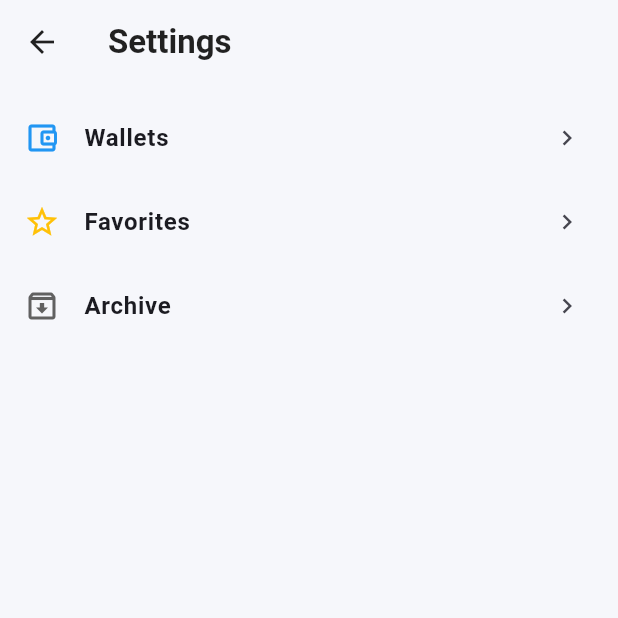
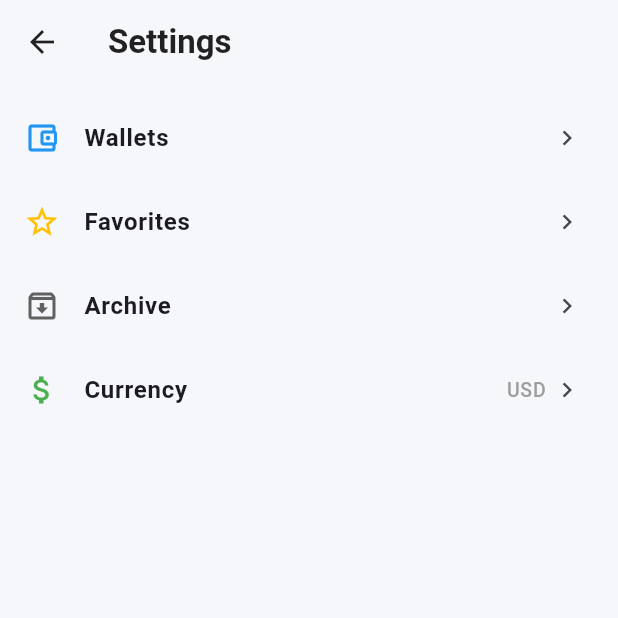
Before and after one commit to IsmailMunsir/trimit, a Flutter app: the SettingsScreen screen opened directly, on a phone screen of 412 x 824 dp, the top half of it. Run offline on Flutter 3.47's test engine with Material 3 defaults, Android fonts, the phone set to English and light mode, and no system bars; our stand-ins replace shared_preferences, simple_icons, sqflite; accounts and stored records are empty.

```diff
--- a/lib/models/currency.dart
+++ b/lib/models/currency.dart
@@ -1,7 +1,7 @@
 class AppCurrency {
-  final String code; // e.g. 'USD'
-  final String symbol; // e.g. '$'
-  final String name; // e.g. 'US Dollar'
+  final String code; // e.g. "USD"
+  final String symbol; // e.g. "$"
+  final String name; // e.g. "US Dollar"
 
   const AppCurrency({required this.code, required this.symbol, required this.name});
 }
@@ -15,11 +15,38 @@ const List<AppCurrency> kSupportedCurrencies = [
   AppCurrency(code: 'AUD', symbol: 'A\$', name: 'Australian Dollar'),
   AppCurrency(code: 'CAD', symbol: 'C\$', name: 'Canadian Dollar'),
   AppCurrency(code: 'JPY', symbol: '¥', name: 'Japanese Yen'),
+  AppCurrency(code: 'CNY', symbol: '¥', name: 'Chinese Yuan'),
+  AppCurrency(code: 'CHF', symbol: 'Fr', name: 'Swiss Franc'),
+  AppCurrency(code: 'NZD', symbol: 'NZ\$', name: 'New Zealand Dollar'),
+  AppCurrency(code: 'SGD', symbol: 'S\$', name: 'Singapore Dollar'),
+  AppCurrency(code: 'HKD', symbol: 'HK\$', name: 'Hong Kong Dollar'),
+  AppCurrency(code: 'AED', symbol: 'د.إ', name: 'UAE Dirham'),
+  AppCurrency(code: 'SAR', symbol: '﷼', name: 'Saudi Riyal'),
+  AppCurrency(code: 'PKR', symbol: 'Rs', name: 'Pakistani Rupee'),
+  AppCurrency(code: 'BDT', symbol: '৳', name: 'Bangladeshi Taka'),
+  AppCurrency(code: 'NPR', symbol: 'Rs', name: 'Nepalese Rupee'),
+  AppCurrency(code: 'MYR', symbol: 'RM', name: 'Malaysian Ringgit'),
+  AppCurrency(code: 'THB', symbol: '฿', name: 'Thai Baht'),
+  AppCurrency(code: 'IDR', symbol: 'Rp', name: 'Indonesian Rupiah'),
+  AppCurrency(code: 'PHP', symbol: '₱', name: 'Philippine Peso'),
+  AppCurrency(code: 'VND', symbol: '₫', name: 'Vietnamese Dong'),
+  AppCurrency(code: 'KRW', symbol: '₩', name: 'South Korean Won'),
+  AppCurrency(code: 'ZAR', symbol: 'R', name: 'South African Rand'),
+  AppCurrency(code: 'NGN', symbol: '₦', name: 'Nigerian Naira'),
+  AppCurrency(code: 'EGP', symbol: 'E£', name: 'Egyptian Pound'),
+  AppCurrency(code: 'BRL', symbol: 'R\$', name: 'Brazilian Real'),
+  AppCurrency(code: 'MXN', symbol: 'MX\$', name: 'Mexican Peso'),
+  AppCurrency(code: 'RUB', symbol: '₽', name: 'Russian Ruble'),
+  AppCurrency(code: 'TRY', symbol: '₺', name: 'Turkish Lira'),
+  AppCurrency(code: 'SEK', symbol: 'kr', name: 'Swedish Krona'),
+  AppCurrency(code: 'NOK', symbol: 'kr', name: 'Norwegian Krone'),
+  AppCurrency(code: 'DKK', symbol: 'kr', name: 'Danish Krone'),
+  AppCurrency(code: 'PLN', symbol: 'zł', name: 'Polish Zloty'),
 ];
 
 AppCurrency currencyByCode(String code) {
   return kSupportedCurrencies.firstWhere(
     (c) => c.code == code,
-    orElse: () => kSupportedCurrencies.first,
+    orElse: () => kSupportedCurrencies.first, // fall back to USD if somehow not found
   );
 }
--- a/lib/screens/settings_screen.dart
+++ b/lib/screens/settings_screen.dart
@@ -1,13 +1,18 @@
 import 'package:flutter/material.dart';
+import 'package:provider/provider.dart';
+import '../providers/currency_provider.dart';
 import 'favorites_screen.dart';
 import 'archive_screen.dart';
 import 'wallets_screen.dart';
+import 'currency_settings_screen.dart';
 
 class SettingsScreen extends StatelessWidget {
   const SettingsScreen({super.key});
 
   @override
   Widget build(BuildContext context) {
+    final currency = context.watch<CurrencyProvider>().currency;
+
     return Scaffold(
       appBar: AppBar(title: const Text('Settings')),
       body: ListView(
@@ -39,6 +44,16 @@ class SettingsScreen extends StatelessWidget {
               MaterialPageRoute(builder: (context) => const ArchiveScreen()),
             ),
           ),
+          _SettingsTile(
+            icon: Icons.attach_money,
+            iconColor: Colors.green,
+            label: 'Currency',
+            trailingText: currency.code,
+            onTap: () => Navigator.push(
+              context,
+              MaterialPageRoute(builder: (context) => const CurrencySettingsScreen()),
+            ),
+          ),
           // More settings (Profile, Backup & Restore, Privacy, Theme, Help)
           // will be added here in later phases.
         ],
@@ -51,12 +66,14 @@ class _SettingsTile extends StatelessWidget {
   final IconData icon;
   final Color? iconColor;
   final String label;
+  final String? trailingText;
   final VoidCallback onTap;
 
   const _SettingsTile({
     required this.icon,
     this.iconColor,
     required this.label,
+    this.trailingText,
     required this.onTap,
   });
 
@@ -65,7 +82,15 @@ class _SettingsTile extends StatelessWidget {
     return ListTile(
       leading: Icon(icon, color: iconColor ?? Colors.grey[700]),
       title: Text(label, style: const TextStyle(fontWeight: FontWeight.w600)),
-      trailing: const Icon(Icons.chevron_right, size: 20),
+      trailing: Row(
+        mainAxisSize: MainAxisSize.min,
+        children: [
+          if (trailingText != null)
+            Text(trailingText!, style: TextStyle(color: Colors.grey[500], fontSize: 13)),
+          const SizedBox(width: 4),
+          const Icon(Icons.chevron_right, size: 20),
+        ],
+      ),
       onTap: onTap,
     );
   }
--- a/pubspec.yaml
+++ b/pubspec.yaml
@@ -35,6 +35,7 @@ dependencies:
   shared_preferences: ^2.3.2
   crypto: ^3.0.5
   simple_icons: ^16.23.0
+  http: ^1.2.2
 
 dev_dependencies:
   flutter_test:
```
Also changed, not shown: lib/screens/currency_settings_screen.dart (added, +72 -0 lines), lib/services/exchange_rate_service.dart (added, +59 -0 lines), pubspec.lock, 1 other file.
